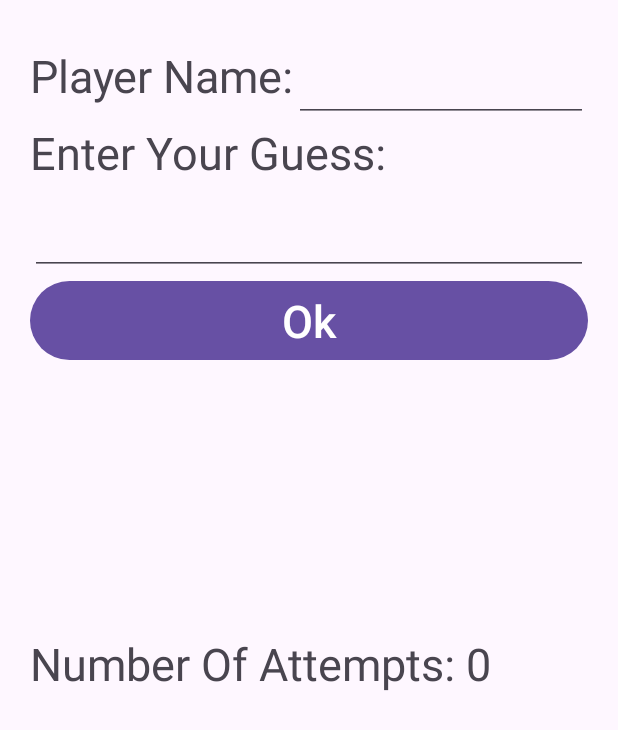
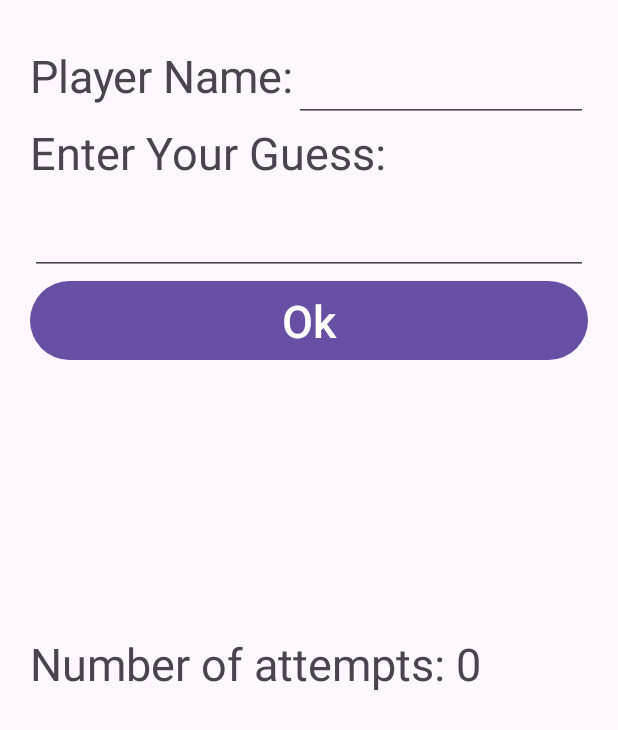
Before and after one commit to aencheng/Midterm-Game, an Android app: the GameFragment screen opened through its navigation route, on a phone screen of 412 x 824 dp. Shown: the top 730 px of the screen. Run offline under Robolectric (Android 15) with nearby library versions, the phone set to English and light mode, and no system bars.

Commit message:
Added Game Logic and sharedViewModel between our GameFragment and the 2 child fragments. Simple Toast Added. Working Navigation.

```diff
--- a/app/src/main/java/com/example/midtermgame/AttemptFragment.kt
+++ b/app/src/main/java/com/example/midtermgame/AttemptFragment.kt
@@ -1,59 +1,34 @@
 package com.example.midtermgame
 
+import android.annotation.SuppressLint
 import android.os.Bundle
+import android.util.Log
 import androidx.fragment.app.Fragment
 import android.view.LayoutInflater
 import android.view.View
 import android.view.ViewGroup
+import android.widget.TextView
+import androidx.lifecycle.ViewModelProvider
 
-// TODO: Rename parameter arguments, choose names that match
-// the fragment initialization parameters, e.g. ARG_ITEM_NUMBER
-private const val ARG_PARAM1 = "param1"
-private const val ARG_PARAM2 = "param2"
+class AttemptFragment : Fragment() {
+    private lateinit var gameViewModel: GameViewModel
 
-/**
- * A simple [Fragment] subclass.
- * Use the [AttemptFragment.newInstance] factory method to
- * create an instance of this fragment.
- */
-class AttemptFragment : Fragment() {
-    // TODO: Rename and change types of parameters
-    private var param1: String? = null
-    private var param2: String? = null
-
-    override fun onCreate(savedInstanceState: Bundle?) {
-        super.onCreate(savedInstanceState)
-        arguments?.let {
-            param1 = it.getString(ARG_PARAM1)
-            param2 = it.getString(ARG_PARAM2)
-        }
-    }
-
+    @SuppressLint("MissingInflatedId")
     override fun onCreateView(
         inflater: LayoutInflater, container: ViewGroup?,
         savedInstanceState: Bundle?
     ): View? {
         // Inflate the layout for this fragment
-        return inflater.inflate(R.layout.fragment_attempt, container, false)
-    }
+        val view = inflater.inflate(R.layout.fragment_attempt, container, false)
+        gameViewModel = ViewModelProvider(requireActivity())[GameViewModel::class.java]
+        val attemptCount = view.findViewById<TextView>(R.id.AttemptCount)
 
-    companion object {
-        /**
-         * Use this factory method to create a new instance of
-         * this fragment using the provided parameters.
-         *
-         * @param param1 Parameter 1.
-         * @param param2 Parameter 2.
-         * @return A new instance of fragment AttemptFragment.
-         */
-        // TODO: Rename and change types and number of parameters
-        @JvmStatic
-        fun newInstance(param1: String, param2: String) =
-            AttemptFragment().apply {
-                arguments = Bundle().apply {
-                    putString(ARG_PARAM1, param1)
-                    putString(ARG_PARAM2, param2)
-                }
-            }
+        gameViewModel.attemptCount.observe(viewLifecycleOwner
+        ) { newCount ->
+            Log.i("New Test", newCount.toString())
+            attemptCount.text = "Number of attempts: $newCount"
+        }
+
+        return view
     }
 }
--- a/app/src/main/java/com/example/midtermgame/GameFragment.kt
+++ b/app/src/main/java/com/example/midtermgame/GameFragment.kt
@@ -1,22 +1,29 @@
 package com.example.midtermgame
 
+import android.annotation.SuppressLint
 import android.os.Bundle
 import androidx.fragment.app.Fragment
 import android.view.LayoutInflater
 import android.view.View
 import android.view.ViewGroup
-import androidx.fragment.app.FragmentManager
-import androidx.fragment.app.FragmentTransaction
+import android.widget.Button
+import android.widget.EditText
+import androidx.lifecycle.ViewModelProvider
+import androidx.navigation.findNavController
 
 class GameFragment : Fragment() {
+    private lateinit var gameViewModel: GameViewModel
 
+    @SuppressLint("MissingInflatedId")
     override fun onCreateView(
         inflater: LayoutInflater, container: ViewGroup?,
         savedInstanceState: Bundle?
     ): View? {
         // Inflate the layout for this fragment
         val view = inflater.inflate(R.layout.fragment_game, container, false)
-
+        gameViewModel = ViewModelProvider(this)[GameViewModel::class.java]
+        val nameEdit = view.findViewById<EditText>(R.id.NameEdit)
+        val ok = view.findViewById<Button>(R.id.OkButton)
         replaceFrag(GameScreenFragment())
         replaceFrag2(AttemptFragment())
 
@@ -33,6 +40,4 @@ class GameFragment : Fragment() {
         fragmentTransaction.replace(R.id.childFragmentContainer2, fragment)
         fragmentTransaction.commit()
     }
-
-
 }
--- a/app/src/main/java/com/example/midtermgame/GameScreenFragment.kt
+++ b/app/src/main/java/com/example/midtermgame/GameScreenFragment.kt
@@ -1,59 +1,52 @@
 package com.example.midtermgame
 
+import android.annotation.SuppressLint
 import android.os.Bundle
 import androidx.fragment.app.Fragment
 import android.view.LayoutInflater
 import android.view.View
 import android.view.ViewGroup
+import android.widget.Button
+import android.widget.EditText
+import android.widget.Toast
+import androidx.lifecycle.ViewModelProvider
+import androidx.navigation.findNavController
 
-// TODO: Rename parameter arguments, choose names that match
-// the fragment initialization parameters, e.g. ARG_ITEM_NUMBER
-private const val ARG_PARAM1 = "param1"
-private const val ARG_PARAM2 = "param2"
+class GameScreenFragment : Fragment() {
 
-/**
- * A simple [Fragment] subclass.
- * Use the [GameScreenFragment.newInstance] factory method to
- * create an instance of this fragment.
- */
-class GameScreenFragment : Fragment() {
-    // TODO: Rename and change types of parameters
-    private var param1: String? = null
-    private var param2: String? = null
-
-    override fun onCreate(savedInstanceState: Bundle?) {
-        super.onCreate(savedInstanceState)
-        arguments?.let {
-            param1 = it.getString(ARG_PARAM1)
-            param2 = it.getString(ARG_PARAM2)
-        }
-    }
-
+    private lateinit var gameViewModel: GameViewModel
+    @SuppressLint("MissingInflatedId")
     override fun onCreateView(
         inflater: LayoutInflater, container: ViewGroup?,
         savedInstanceState: Bundle?
     ): View? {
         // Inflate the layout for this fragment
-        return inflater.inflate(R.layout.fragment_game_screen, container, false)
-    }
+        val view = inflater.inflate(R.layout.fragment_game_screen, container, false)
+        gameViewModel = ViewModelProvider(requireActivity())[GameViewModel::class.java]
+        val ok = view.findViewById<Button>(R.id.OkButton)
+        val nameEdit = view.findViewById<EditText>(R.id.NameEdit)
+        val answerInput = view.findViewById<EditText>(R.id.AnswerInput)
+        val randomNumber = (Math.random() * 5).toInt() + 1
 
-    companion object {
-        /**
-         * Use this factory method to create a new instance of
-         * this fragment using the provided parameters.
-         *
-         * @param param1 Parameter 1.
-         * @param param2 Parameter 2.
-         * @return A new instance of fragment GameScreenFragment.
-         */
-        // TODO: Rename and change types and number of parameters
-        @JvmStatic
-        fun newInstance(param1: String, param2: String) =
-            GameScreenFragment().apply {
-                arguments = Bundle().apply {
-                    putString(ARG_PARAM1, param1)
-                    putString(ARG_PARAM2, param2)
-                }
+        ok.setOnClickListener {
+            if(answerInput.text.toString().toInt() != randomNumber){
+                Toast.makeText(requireContext(), "Wrong", Toast.LENGTH_SHORT).show()
+                gameViewModel.incrementAttemptCount()
             }
+            else{
+                gameViewModel.setName(nameEdit.text.toString())
+                gameViewModel.incrementAttemptCount()
+
+                val name = gameViewModel.nameLiveData.value
+                val attempts = gameViewModel.attemptCount.value
+
+                val action = GameFragmentDirections.actionGameFragmentToMainFragment2(name?: "John Doe",
+                    attempts!!
+                )
+                view.findNavController().navigate(action)
+                gameViewModel.setAttemptCountToZero()
+            }
+        }
+        return view
     }
 }
--- /dev/null
+++ b/app/src/main/java/com/example/midtermgame/GameViewModel.kt
@@ -0,0 +1,29 @@
+package com.example.midtermgame
+
+import android.util.Log
+import androidx.lifecycle.LiveData
+import androidx.lifecycle.MutableLiveData
+import androidx.lifecycle.ViewModel
+
+class GameViewModel : ViewModel() {
+
+    private val _nameLiveData = MutableLiveData<String>()
+    val nameLiveData: LiveData<String>
+        get() = _nameLiveData
+
+    private val _attemptCount = MutableLiveData(0)
+    val attemptCount: LiveData<Int>
+        get() = _attemptCount
+    fun incrementAttemptCount() {
+        _attemptCount.value = _attemptCount.value!!.plus(1)
+        Log.i("TEST", attemptCount.value!!.toString())
+    }
+
+    fun setName(name: String) {
+        _nameLiveData.value = name
+    }
+
+    fun setAttemptCountToZero() {
+        _attemptCount.value = 0
+    }
+}
--- a/app/src/main/java/com/example/midtermgame/MainFragment.kt
+++ b/app/src/main/java/com/example/midtermgame/MainFragment.kt
@@ -7,9 +7,20 @@ import android.view.LayoutInflater
 import android.view.View
 import android.view.ViewGroup
 import android.widget.Button
+import android.widget.TextView
 import androidx.navigation.fragment.findNavController
 
 class MainFragment : Fragment() {
+    private var param1: String? = null
+    private var param2: Int? = null
+
+    override fun onCreate(savedInstanceState: Bundle?) {
+        super.onCreate(savedInstanceState)
+        arguments?.let {
+            param1 = it.getString("Name")
+            param2 = it.getInt("Score")
+        }
+    }
 
     @SuppressLint("MissingInflatedId")
     override fun onCreateView(
@@ -18,8 +29,14 @@ class MainFragment : Fragment() {
     ): View? {
         // Inflate the layout for this fragment
         val view = inflater.inflate(R.layout.fragment_main, container, false)
+        val text = view.findViewById<TextView>(R.id.HomeText)
         val play = view.findViewById<Button>(R.id.PlayButton)
         val highScore = view.findViewById<Button>(R.id.ViewHighScoreButton)
+
+        if(param1 != null && param2 != null){
+            text.text = "$param1 score: $param2\n\nPlay Another Game?"
+
+        }
 
         play.setOnClickListener {
             val action = MainFragmentDirections.actionMainFragmentToGameFragment()
--- a/app/src/main/res/layout/fragment_attempt.xml
+++ b/app/src/main/res/layout/fragment_attempt.xml
@@ -5,11 +5,10 @@
     android:layout_height="match_parent"
     tools:context=".AttemptFragment">
 
-    <!-- TODO: Update blank fragment layout -->
     <TextView
+        android:id="@+id/AttemptCount"
         android:layout_width="match_parent"
         android:layout_height="match_parent"
-        android:text="Number Of Attempts: 0"
         android:layout_margin="10dp"
         android:textSize="30sp"/>
 
--- a/app/src/main/res/layout/fragment_game_screen.xml
+++ b/app/src/main/res/layout/fragment_game_screen.xml
@@ -19,6 +19,7 @@
             android:text="Player Name:"
             android:textSize="30sp"/>
         <EditText
+            android:id="@+id/NameEdit"
             android:layout_width="wrap_content"
             android:layout_height="wrap_content"
             android:textSize="30sp"
@@ -33,11 +34,13 @@
         android:textSize="30sp"/>
 
     <EditText
+        android:id="@+id/AnswerInput"
         android:layout_width="match_parent"
         android:layout_height="wrap_content"
         android:textSize="30sp"
         android:inputType="number"/>
     <Button
+        android:id="@+id/OkButton"
         android:layout_width="match_parent"
         android:layout_height="wrap_content"
         android:text="Ok"
--- a/app/src/main/res/layout/fragment_main.xml
+++ b/app/src/main/res/layout/fragment_main.xml
@@ -8,6 +8,7 @@
     tools:context=".MainFragment">
 
     <TextView
+        android:id="@+id/HomeText"
         android:layout_width="match_parent"
         android:layout_height="0dp"
         android:layout_weight="1"
--- a/app/src/main/res/navigation/nav_graph.xml
+++ b/app/src/main/res/navigation/nav_graph.xml
@@ -16,6 +16,12 @@
         <action
             android:id="@+id/action_mainFragment_to_highScoreFragment"
             app:destination="@id/highScoreFragment" />
+        <argument
+            android:name="Name"
+            app:argType="string" />
+        <argument
+            android:name="Score"
+            app:argType="integer" />
     </fragment>
     <fragment
         android:id="@+id/highScoreFragment"
@@ -26,7 +32,11 @@
         android:id="@+id/gameFragment"
         android:name="com.example.midtermgame.GameFragment"
         android:label="fragment_game"
-        tools:layout="@layout/fragment_game" />
+        tools:layout="@layout/fragment_game" >
+        <action
+            android:id="@+id/action_gameFragment_to_mainFragment2"
+            app:destination="@id/mainFragment" />
+    </fragment>
     <fragment
         android:id="@+id/gameScreenFragment"
         android:name="com.example.midtermgame.GameScreenFragment"
```
